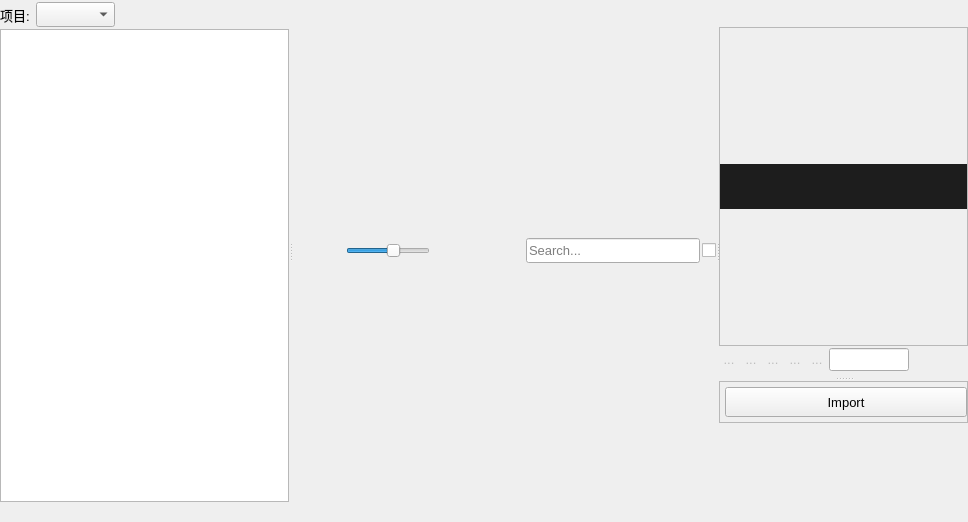
Above: scripts/AssetsManagerForUE/ui/assetTools.ui from ShelovSun/CGTools_UE before the change. Below: the same form after it.
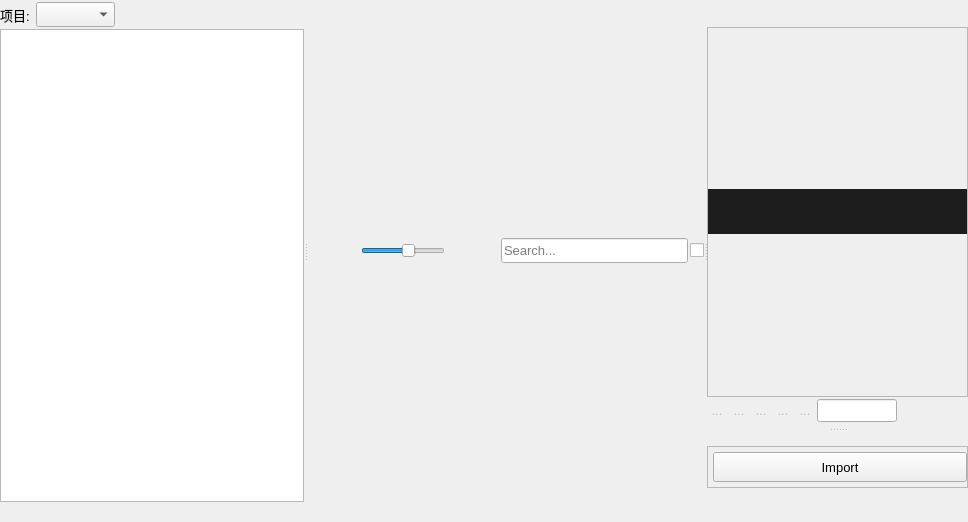
That is the form after the change.

```diff
--- a/scripts/AssetsManagerForUE/ui/assetTools.ui
+++ b/scripts/AssetsManagerForUE/ui/assetTools.ui
@@ -172,7 +172,7 @@
         <number>3</number>
        </property>
        <item>
-        <layout class="QHBoxLayout" name="horizontalLayout" stretch="0,0,0,0,0,0,1,0">
+        <layout class="QHBoxLayout" name="horizontalLayout" stretch="0,0,0,0,0,1,0">
          <property name="spacing">
           <number>2</number>
          </property>
@@ -282,6 +282,12 @@
          </item>
          <item>
           <widget class="QSlider" name="itemSize_Slider">
+           <property name="maximumSize">
+            <size>
+             <width>250</width>
+             <height>16777215</height>
+            </size>
+           </property>
            <property name="font">
             <font>
              <family>Microsoft YaHei UI</family>
@@ -391,19 +397,6 @@
            </property>
           </widget>
          </item>
-         <item>
-          <spacer name="horizontalSpacer">
-           <property name="orientation">
-            <enum>Qt::Horizontal</enum>
-           </property>
-           <property name="sizeHint" stdset="0">
-            <size>
-             <width>40</width>
-             <height>20</height>
-            </size>
-           </property>
-          </spacer>
-         </item>
          <item>
           <widget class="QLineEdit" name="key_line">
            <property name="minimumSize">
@@ -414,7 +407,7 @@
            </property>
            <property name="maximumSize">
             <size>
-             <width>250</width>
+             <width>16777215</width>
              <height>25</height>
             </size>
            </property>
@@ -915,19 +908,6 @@
           </layout>
          </widget>
         </item>
-        <item>
-         <spacer name="verticalSpacer">
-          <property name="orientation">
-           <enum>Qt::Vertical</enum>
-          </property>
-          <property name="sizeHint" stdset="0">
-           <size>
-            <width>20</width>
-            <height>40</height>
-           </size>
-          </property>
-         </spacer>
-        </item>
        </layout>
       </widget>
      </widget>
```
Left out of the diff: 3 changed lines with no effect on the pictures.
